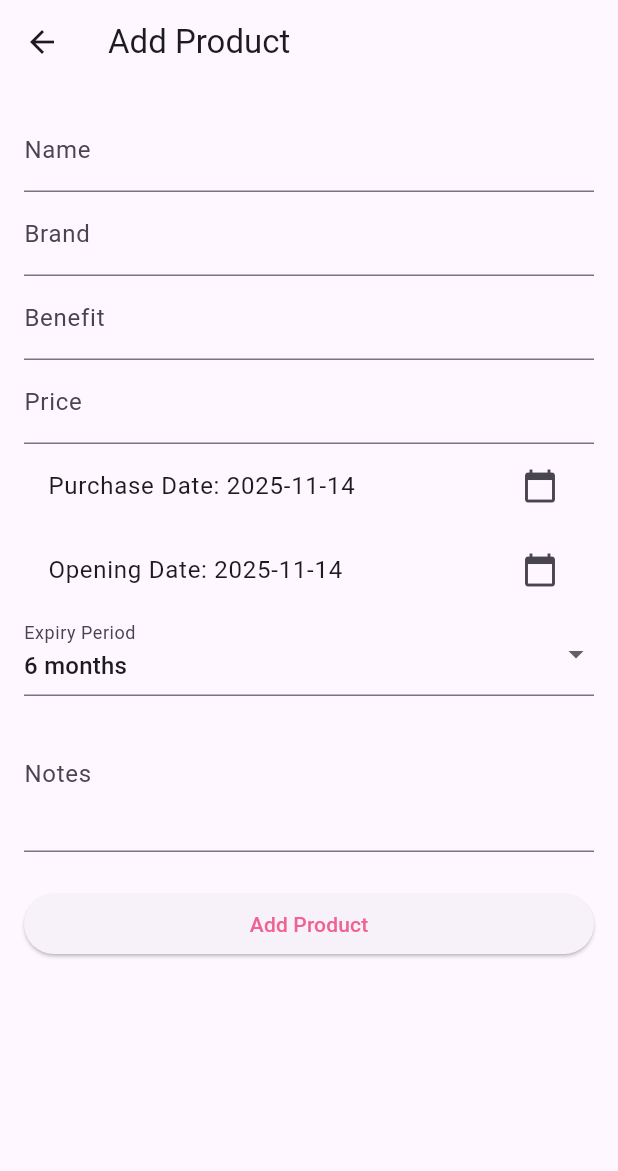
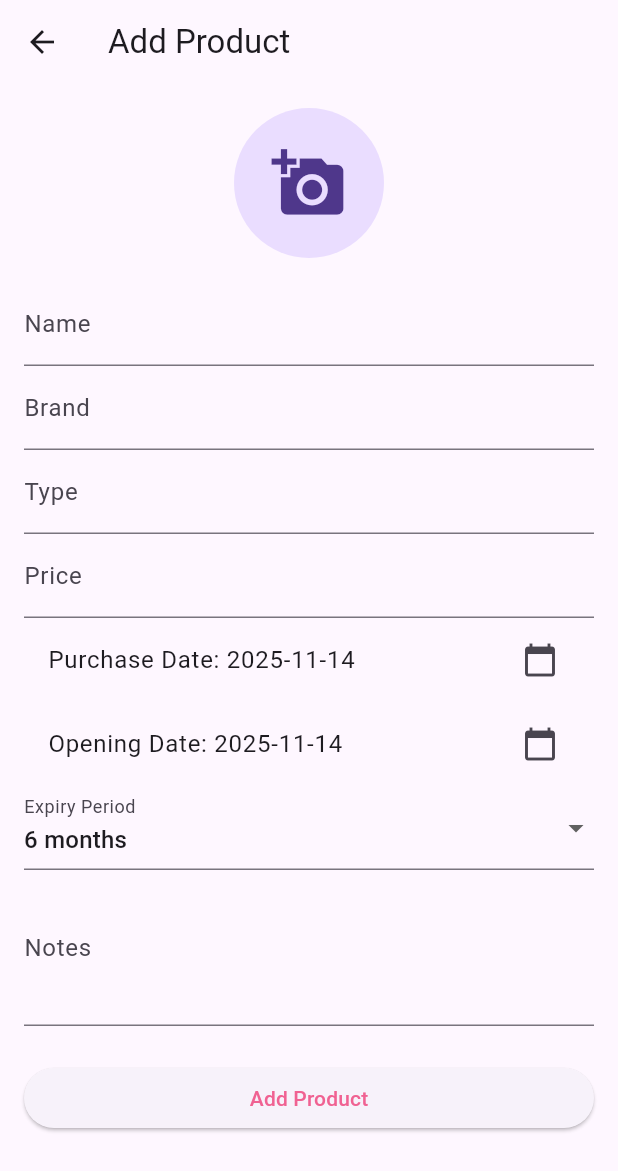
Before and after one commit to Lenamm12/CareLog, a Flutter app: the screen it shows after launch, after a tap on the "add" icon, on a phone screen of 412 x 824 dp. Shown: the top 1171 px of the screen. Run offline on Flutter 3.47's test engine with Material 3 defaults, Android fonts, the phone set to English and light mode, and no system bars; our stand-ins replace cloud_firestore, firebase_auth, firebase_core, google_sign_in, image_picker, sqflite and 1 more; accounts and stored records are empty.

Commit message:
Added imagepicker, remove benefit attribute, move database functions to helper

```diff
--- a/lib/database/database_helper.dart
+++ b/lib/database/database_helper.dart
@@ -33,7 +33,6 @@ class DatabaseHelper {
         name TEXT,
         brand TEXT,
         type TEXT,
-        benefit TEXT,
         purchaseDate INTEGER,
         price REAL,
         openingDate INTEGER,
@@ -61,7 +60,6 @@ class DatabaseHelper {
       'name': product.name,
       'brand': product.brand,
       'type': product.type,
-      'benefit': product.benefit,
       'purchaseDate': product.purchaseDate?.millisecondsSinceEpoch,
       'price': product.price,
       'openingDate': product.openingDate?.millisecondsSinceEpoch,
@@ -84,7 +82,6 @@ class DatabaseHelper {
       'name': product.name,
       'brand': product.brand,
       'type': product.type,
-      'benefit': product.benefit,
       'purchaseDate': product.purchaseDate?.millisecondsSinceEpoch,
       'price': product.price,
       'openingDate': product.openingDate?.millisecondsSinceEpoch,
--- a/lib/models/product.dart
+++ b/lib/models/product.dart
@@ -1,3 +1,4 @@
+
 import 'package:cloud_firestore/cloud_firestore.dart';
 import 'package:uuid/uuid.dart';
 
@@ -6,7 +7,6 @@ class Product {
   String name;
   String brand;
   String type;
-  String benefit;
   DateTime? purchaseDate;
   double? price;
   DateTime? openingDate;
@@ -19,8 +19,7 @@ class Product {
     String? id,
     required this.name,
     required this.brand,
-    this.type = '',
-    required this.benefit,
+    required this.type,
     this.purchaseDate,
     this.price,
     this.openingDate,
@@ -64,7 +63,6 @@ class Product {
       id: doc.id,
       name: data['name'] ?? '',
       brand: data['brand'] ?? '',
-      benefit: data['benefit'] ?? '',
       type: data['type'] ?? '',
       purchaseDate:
           data['purchaseDate'] != null
@@ -89,7 +87,6 @@ class Product {
     return {
       'name': name,
       'brand': brand,
-      'benefit': benefit,
       'type': type,
       'purchaseDate': purchaseDate,
       'price': price,
@@ -106,13 +103,18 @@ class Product {
       id: map['id'],
       name: map['name'],
       brand: map['brand'],
-      benefit: map['benefit'],
       type: map['type'],
-      purchaseDate: map['purchaseDate'],
+      purchaseDate: map['purchaseDate'] != null
+          ? DateTime.fromMillisecondsSinceEpoch(map['purchaseDate'])
+          : null,
       price: map['price'],
-      openingDate: map['openingDate'],
+      openingDate: map['openingDate'] != null
+          ? DateTime.fromMillisecondsSinceEpoch(map['openingDate'])
+          : null,
       expiryPeriod: map['expiryPeriod'],
-      expiryDate: map['expiryDate'],
+      expiryDate: map['expiryDate'] != null
+          ? DateTime.fromMillisecondsSinceEpoch(map['expiryDate'])
+          : null,
       notes: map['notes'],
       imagePath: map['imagePath'],
     );
--- a/lib/models/routine.dart
+++ b/lib/models/routine.dart
@@ -4,11 +4,12 @@ import 'product.dart'; // Assuming your Product class is in product.dart
 import 'package:uuid/uuid.dart';
 
 class Routine {
-  late final String id;
+  final String id;
   String name;
   List<Product>? products;
   String frequency;
   String notes;
+  DateTime? lastDone;
 
   Routine({
     String? id,
@@ -16,7 +17,8 @@ class Routine {
     this.products,
     required this.frequency,
     required this.notes,
-  }) : id = const Uuid().v4();
+    this.lastDone,
+  }) : id = id ?? const Uuid().v4();
 
   Map<String, dynamic> toMap() {
     return {
@@ -26,17 +28,20 @@ class Routine {
           products?.map((product) => product.id).toList(), // Store product IDs
       'frequency': frequency,
       'notes': notes,
+      'lastDone': lastDone,
     };
   }
 
   factory Routine.fromFirestore(QueryDocumentSnapshot doc) {
     final data = doc.data() as Map<String, dynamic>;
     return Routine(
+      id: doc.id,
       name: data['name'] ?? '',
       // products will be fetched separately based on IDs
       products: null, // Initialize products as null or an empty list
       frequency: data['frequency'] ?? '',
       notes: data['notes'] ?? '',
+      lastDone: data['lastDone'] != null ? (data['lastDone'] as Timestamp).toDate() : null,
     );
   }
 
@@ -52,6 +57,7 @@ class Routine {
       products: null,
       frequency: routineMap['frequency'] ?? '',
       notes: routineMap['notes'] ?? '',
+      lastDone: routineMap['lastDone'] != null ? DateTime.fromMillisecondsSinceEpoch(routineMap['lastDone']) : null,
     );
   }
 }
--- a/lib/screens/add_product_screen.dart
+++ b/lib/screens/add_product_screen.dart
@@ -1,4 +1,6 @@
+import 'dart:io';
 import 'package:flutter/material.dart';
+import 'package:image_picker/image_picker.dart';
 import 'package:intl/intl.dart';
 import '../models/product.dart';
 import 'package:cloud_firestore/cloud_firestore.dart';
@@ -22,17 +24,18 @@ class _AddProductScreenState extends State<AddProductScreen> {
   late bool _isEditing;
   String _name = '';
   String _brand = '';
-  String _benefit = '';
+  String _type = '';
   DateTime _purchaseDate = DateTime.now();
   String _price = '';
   DateTime _openingDate = DateTime.now();
   String _expiryPeriod = '6 months';
   String _notes = '';
+  File? _image;
 
   List<Product> _generalProducts = [];
   final TextEditingController _nameController = TextEditingController();
   final TextEditingController _brandController = TextEditingController();
-  final TextEditingController _benefitController = TextEditingController();
+  final TextEditingController _typeController = TextEditingController();
 
   final List<String> _expiryPeriods = [
     '6 months',
@@ -48,16 +51,19 @@ class _AddProductScreenState extends State<AddProductScreen> {
     if (_isEditing) {
       _name = widget.product!.name;
       _brand = widget.product!.brand;
-      _benefit = widget.product!.benefit;
+      _type = widget.product!.type;
       _purchaseDate = widget.product!.purchaseDate ?? DateTime.now();
       _price = widget.product!.price?.toString() ?? '';
       _openingDate = widget.product!.openingDate ?? DateTime.now();
       _expiryPeriod = widget.product!.expiryPeriod ?? '6 months';
       _notes = widget.product!.notes ?? '';
+      if (widget.product!.imagePath != null) {
+        _image = File(widget.product!.imagePath!);
+      }
     }
     _nameController.text = _name;
     _brandController.text = _brand;
-    _benefitController.text = _benefit;
+    _typeController.text = _type;
     _fetchGeneralProducts();
   }
 
@@ -70,6 +76,15 @@ class _AddProductScreenState extends State<AddProductScreen> {
       });
     } catch (e) {
       // Handle error
+    }
+  }
+
+  Future<void> _pickImage() async {
+    final pickedFile = await ImagePicker().pickImage(source: ImageSource.gallery);
+    if (pickedFile != null) {
+      setState(() {
+        _image = File(pickedFile.path);
+      });
     }
   }
 
@@ -93,18 +108,19 @@ class _AddProductScreenState extends State<AddProductScreen> {
     if (_formKey.currentState!.validate()) {
       _formKey.currentState!.save();
       final user = _auth.currentUser;
+      final imagePath = _image?.path;
 
       if (user == null) {
         final newProduct = Product(
             name: _name,
             brand: _brand,
-          benefit: _benefit,
+            type: _type,
             purchaseDate: _purchaseDate,
             price: double.tryParse(_price) ?? 0.0,
             openingDate: _openingDate,
             expiryPeriod: _expiryPeriod,
             notes: _notes,
-        );
+            imagePath: imagePath);
         if (_isEditing) {
           await DatabaseHelper.instance.updateProduct(newProduct);
         } else {
@@ -123,7 +139,7 @@ class _AddProductScreenState extends State<AddProductScreen> {
           await _firestore.collection('products').add({
             'name': _name,
             'brand': _brand,
-            'benefit': _benefit,
+            'type': _type,
           });
         }
 
@@ -132,13 +148,13 @@ class _AddProductScreenState extends State<AddProductScreen> {
               id: widget.product!.id,
               name: _name,
               brand: _brand,
-            benefit: _benefit,
+              type: _type,
               purchaseDate: _purchaseDate,
               price: double.tryParse(_price) ?? 0.0,
               openingDate: _openingDate,
               expiryPeriod: _expiryPeriod,
               notes: _notes,
-          );
+              imagePath: imagePath);
           await _firestore
               .collection('users')
               .doc(user.uid)
@@ -149,13 +165,13 @@ class _AddProductScreenState extends State<AddProductScreen> {
           final newProduct = Product(
               name: _name,
               brand: _brand,
-            benefit: _benefit,
+              type: _type,
               purchaseDate: _purchaseDate,
               price: double.tryParse(_price) ?? 0.0,
               openingDate: _openingDate,
               expiryPeriod: _expiryPeriod,
               notes: _notes,
-          );
+              imagePath: imagePath);
 
           await _firestore
               .collection('users')
@@ -178,6 +194,17 @@ class _AddProductScreenState extends State<AddProductScreen> {
           key: _formKey,
           child: ListView(
             children: <Widget>[
+              GestureDetector(
+                onTap: _pickImage,
+                child: CircleAvatar(
+                  radius: 50,
+                  backgroundImage: _image != null ? FileImage(_image!) : null,
+                  child: _image == null
+                      ? const Icon(Icons.add_a_photo, size: 50)
+                      : null,
+                ),
+              ),
+              const SizedBox(height: 16),
               Autocomplete<Product>(
                 optionsBuilder: (TextEditingValue textEditingValue) {
                   if (textEditingValue.text == '') {
@@ -194,16 +221,16 @@ class _AddProductScreenState extends State<AddProductScreen> {
                     ' - ' +
                     option.brand +
                     "(" +
-                    option.benefit +
+                    option.type +
                     ")",
                 onSelected: (Product selection) {
                   setState(() {
                     _name = selection.name;
                     _brand = selection.brand;
-                    _benefit = selection.benefit;
+                    _type = selection.type;
                     _nameController.text = _name;
                     _brandController.text = _brand;
-                    _benefitController.text = _benefit;
+                    _typeController.text = _type;
                   });
                 },
                 fieldViewBuilder: (
@@ -239,10 +266,10 @@ class _AddProductScreenState extends State<AddProductScreen> {
                 },
               ),
               TextFormField(
-                controller: _benefitController,
-                decoration: const InputDecoration(labelText: 'Benefit'),
+                controller: _typeController,
+                decoration: const InputDecoration(labelText: 'Type'),
                 onSaved: (value) {
-                  _benefit = value ?? '';
+                  _type = value ?? '';
                 },
               ),
               TextFormField(
--- a/lib/screens/calender_screen.dart
+++ b/lib/screens/calender_screen.dart
@@ -4,24 +4,6 @@ import 'package:flutter/material.dart';
 import 'package:table_calendar/table_calendar.dart';
 import 'package:carelog/models/routine.dart'; // Import Routine model
 import 'package:carelog/database/database_helper.dart'; // Import DatabaseHelper
-
-int getDaysInMonth(int year, int month) {
-  if (month == DateTime.february) {
-    return isLeapYear(year) ? 29 : 28;
-  } else if (month == DateTime.april ||
-      month == DateTime.june ||
-      month == DateTime.september ||
-      month == DateTime.november) {
-    return 30;
-  } else {
-    return 31;
-  }
-}
-
-// Helper function to check for leap year
-bool isLeapYear(int year) {
-  return (year % 4 == 0 && year % 100 != 0) || (year % 400 == 0);
-}
 
 class CalendarScreen extends StatefulWidget {
   const CalendarScreen({super.key});
@@ -38,9 +20,71 @@ class _CalendarScreenState extends State<CalendarScreen> {
   DateTime _focusedDay = DateTime.now();
   DateTime? _selectedDay;
 
-  final Map<DateTime, List<Routine>> _routinesByDay = {};
+  Map<DateTime, List<Routine>> _routinesByDay = {};
 
   User? get currentUser => _auth.currentUser;
+
+  @override
+  void initState() {
+    super.initState();
+    _selectedDay = _focusedDay;
+    // Fetch routines when the screen loads
+    _fetchRoutines();
+  }
+
+  void _fetchRoutines() async {
+    if (currentUser == null) {
+      final routines = await DatabaseHelper.instance.getRoutines();
+      _populateRoutinesByDay(routines);
+    } else {
+      _firestore
+          .collection('users')
+          .doc(currentUser!.uid)
+          .collection('routines')
+          .snapshots()
+          .listen((snapshot) {
+        final routines =
+            snapshot.docs.map((doc) => Routine.fromFirestore(doc)).toList();
+        _populateRoutinesByDay(routines);
+      });
+    }
+  }
+
+  void _populateRoutinesByDay(List<Routine> routines) {
+    final newRoutinesByDay = <DateTime, List<Routine>>{};
+    for (var routine in routines) {
+      // Get the start date of the calendar view
+      final firstDay = DateTime.utc(2020, 1, 1);
+      // Get the last date of the calendar view
+      final lastDay = DateTime.utc(2030, 12, 31);
+
+      for (var day = firstDay; day.isBefore(lastDay); day = day.add(const Duration(days: 1))) {
+        if (_shouldShowRoutineOnDay(routine, day)) {
+          final date = DateTime.utc(day.year, day.month, day.day);
+          if (newRoutinesByDay[date] == null) {
+            newRoutinesByDay[date] = [];
+          }
+          newRoutinesByDay[date]!.add(routine);
+        }
+      }
+    }
+    setState(() {
+      _routinesByDay = newRoutinesByDay;
+    });
+  }
+
+  bool _shouldShowRoutineOnDay(Routine routine, DateTime day) {
+    switch (routine.frequency) {
+      case 'Daily':
+        return true;
+      case 'Weekly':
+        return day.weekday == DateTime.monday; // Or any other logic
+      case 'Monthly':
+        return day.day == 1; // Or any other logic
+      default:
+        return false;
+    }
+  }
 
   @override
   Widget build(BuildContext context) {
@@ -74,6 +118,9 @@ class _CalendarScreenState extends State<CalendarScreen> {
             onPageChanged: (focusedDay) {
               _focusedDay = focusedDay;
             },
+            eventLoader: (day) {
+              return _routinesByDay[DateTime.utc(day.year, day.month, day.day)] ?? [];
+            },
           ),
           const SizedBox(height: 8.0),
           Expanded(child: _buildUpcomingRoutinesList()),
@@ -89,70 +136,7 @@ class _CalendarScreenState extends State<CalendarScreen> {
       );
     }
 
-    if (currentUser == null) {
-      return FutureBuilder<List<Routine>>(
-        future: DatabaseHelper.instance.getRoutines(),
-        builder: (context, snapshot) {
-          if (snapshot.hasError) {
-            return Center(
-              child: Text('Error fetching routines: ${snapshot.error}'),
-            );
-          }
-
-          if (snapshot.connectionState == ConnectionState.waiting) {
-            return const Center(child: CircularProgressIndicator());
-          }
-
-          final routines = snapshot.data ?? [];
-          return _buildRoutinesList(routines);
-        },
-      );
-    }
-    return StreamBuilder<QuerySnapshot>(
-      stream:
-          _firestore
-              .collection('users')
-              .doc(currentUser!.uid)
-              .collection('routines')
-              .snapshots(),
-      builder: (context, snapshot) {
-        if (snapshot.hasError) {
-          return Center(
-            child: Text('Error fetching routines: ${snapshot.error}'),
-          );
-        }
-
-        if (snapshot.connectionState == ConnectionState.waiting) {
-          return const Center(child: CircularProgressIndicator());
-        }
-
-        if (snapshot.hasData && snapshot.data != null) {
-            final routines = snapshot.data!.docs.map((doc) => Routine.fromFirestore(doc)).toList();
-            return _buildRoutinesList(routines);
-        }
-
-        return const Center(child: Text("No routines found"));
-      },
-    );
-  }
-
-  Widget _buildRoutinesList(List<Routine> routines) {
-    _routinesByDay.clear();
-    for (var routine in routines) {
-      if (routine.frequency == 'Daily') {
-        final now = DateTime.now();
-        final daysInMonth = getDaysInMonth(now.year, now.month);
-        for (int i = 1; i <= daysInMonth; i++) {
-          final day = DateTime(now.year, now.month, i);
-          if (_routinesByDay[day] == null) {
-            _routinesByDay[day] = [];
-          }
-          _routinesByDay[day]!.add(routine);
-        }
-      }
-    }
-
-    final selectedDayRoutines = _routinesByDay[_selectedDay] ?? [];
+    final selectedDayRoutines = _routinesByDay[DateTime.utc(_selectedDay!.year, _selectedDay!.month, _selectedDay!.day)] ?? [];
 
     if (selectedDayRoutines.isEmpty) {
       return const Center(
--- a/lib/services/auth_service.dart
+++ b/lib/services/auth_service.dart
@@ -62,7 +62,6 @@ class AuthService {
           'name': product.name,
           'brand': product.brand,
           'type': product.type,
-          'benefit': product.benefit,
           'purchaseDate': Timestamp.fromDate(
             product.purchaseDate ?? DateTime.now(),
           ),
--- a/pubspec.yaml
+++ b/pubspec.yaml
@@ -39,7 +39,7 @@ dependencies:
   firebase_auth: ^4.18.2
   cloud_firestore: ^4.16.2
   google_sign_in: ^6.2.1
-  uuid: ^4.5.1
+  uuid: ^4.4.0
   image_picker: ^1.1.2
   sqflite: ^2.3.3+1
   table_calendar: ^3.0.9
```
Also changed, not shown: lib/screens/product_selection_screen.dart (+13 -4 lines), lib/screens/routines_screen.dart (+40 -1 lines). Lines whose indentation alone changed are shown as unchanged.
